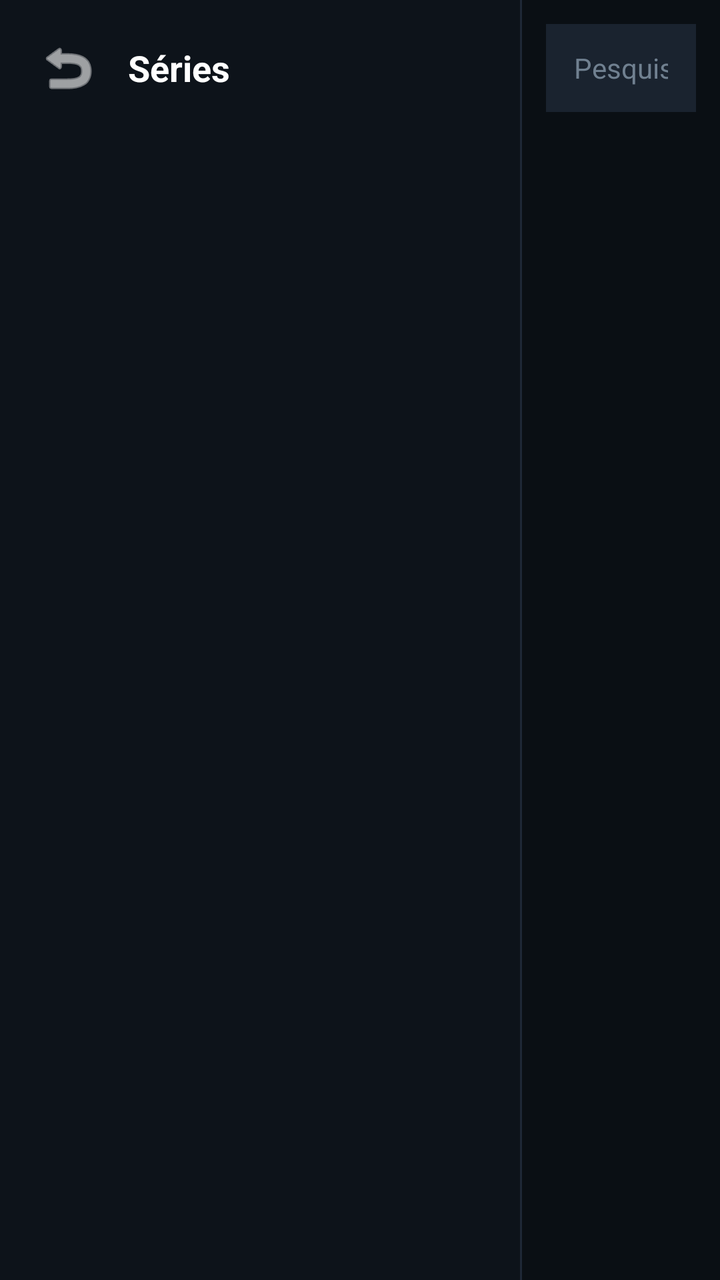
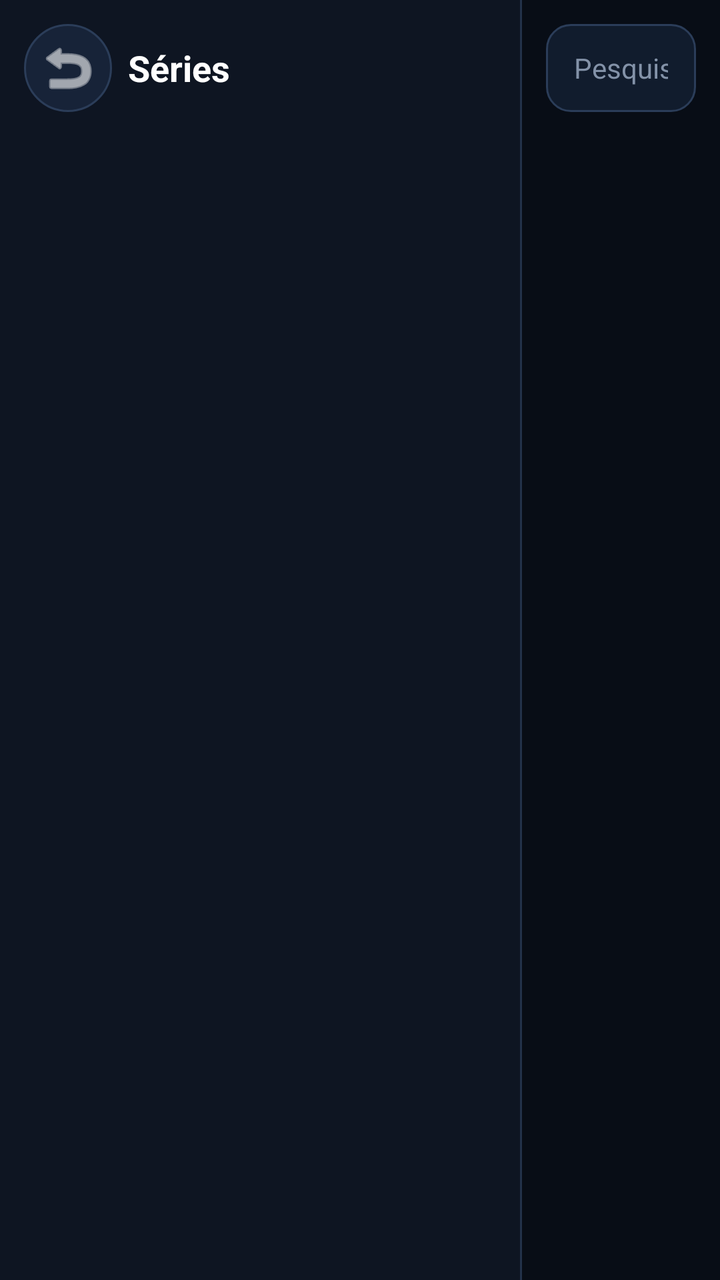

An Android layout rendered at two revisions. The XML below is the earlier revision; the diff shows what the commit changed to produce the second picture.
<!-- AndroidManifest.xml: application theme Theme.MyApplication -->
<!-- res/layout/activity_series.xml -->
<?xml version="1.0" encoding="utf-8"?>
<LinearLayout xmlns:android="http://schemas.android.com/apk/res/android"
    xmlns:app="http://schemas.android.com/apk/res-auto"
    android:layout_width="match_parent"
    android:layout_height="match_parent"
    android:orientation="horizontal"
    android:background="#0A0F14">

    
    <LinearLayout
        android:layout_width="260dp"
        android:layout_height="match_parent"
        android:orientation="vertical"
        android:background="#0D131A">

        
        <LinearLayout
            android:layout_width="match_parent"
            android:layout_height="wrap_content"
            android:orientation="horizontal"
            android:gravity="center_vertical"
            android:padding="12dp">

            <ImageButton
                android:id="@+id/btnBackSeries"
                android:layout_width="44dp"
                android:layout_height="44dp"
                android:background="?android:attr/selectableItemBackgroundBorderless"
                android:contentDescription="Voltar"
                android:src="@android:drawable/ic_menu_revert"
                app:tint="#FFFFFF" />

            <TextView
                android:layout_width="wrap_content"
                android:layout_height="wrap_content"
                android:layout_marginStart="8dp"
                android:text="Séries"
                android:textColor="#FFFFFF"
                android:textSize="18sp"
                android:textStyle="bold" />
        </LinearLayout>

        <androidx.recyclerview.widget.RecyclerView
            android:id="@+id/rvSeriesCategories"
            android:layout_width="match_parent"
            android:layout_height="match_parent"
            android:padding="6dp" />
    </LinearLayout>

    
    <View
        android:layout_width="1dp"
        android:layout_height="match_parent"
        android:background="#1E2836" />

    
    <LinearLayout
        android:layout_width="0dp"
        android:layout_height="match_parent"
        android:layout_weight="1"
        android:orientation="vertical"
        android:background="#0A0F14"
        android:padding="12dp">

        <EditText
            android:id="@+id/etSearchSeries"
            android:layout_width="match_parent"
            android:layout_height="44dp"
            android:layout_marginBottom="12dp"
            android:background="#1A232F"
            android:hint="Pesquisar série..."
            android:inputType="text"
            android:importantForAutofill="no"
            android:textColorHint="#708090"
            android:textColor="#FFFFFF"
            android:paddingStart="14dp"
            android:paddingEnd="14dp"
            android:textSize="14sp" />

        <androidx.recyclerview.widget.RecyclerView
            android:id="@+id/rvSeriesGrid"
            android:layout_width="match_parent"
            android:layout_height="match_parent" />
    </LinearLayout>

</LinearLayout>
<!-- resources referenced by this layout -->
<resources>
  <style name="Theme.MyApplication" parent="Base.Theme.MyApplication" />
  <style name="Base.Theme.MyApplication" parent="Theme.Material3.DayNight.NoActionBar">
          
          
      </style>
</resources>

<!-- the commit's change to res/layout/activity_series.xml (unified diff, before → after) -->
@@ -4,14 +4,14 @@
     android:layout_width="match_parent"
     android:layout_height="match_parent"
     android:orientation="horizontal"
-    android:background="#0A0F14">
+    android:background="@drawable/bg_app_surface">
 
     
     <LinearLayout
         android:layout_width="260dp"
         android:layout_height="match_parent"
         android:orientation="vertical"
-        android:background="#0D131A">
+        android:background="#0E1522">
 
         
         <LinearLayout
@@ -25,7 +25,8 @@
                 android:id="@+id/btnBackSeries"
                 android:layout_width="44dp"
                 android:layout_height="44dp"
-                android:background="?android:attr/selectableItemBackgroundBorderless"
+                android:background="@drawable/bg_icon_button"
+                android:foreground="?android:attr/selectableItemBackgroundBorderless"
                 android:contentDescription="Voltar"
                 android:src="@android:drawable/ic_menu_revert"
                 app:tint="#FFFFFF" />
@@ -51,7 +52,7 @@
     <View
         android:layout_width="1dp"
         android:layout_height="match_parent"
-        android:background="#1E2836" />
+        android:background="#23324A" />
 
     
     <LinearLayout
@@ -59,7 +60,7 @@
         android:layout_height="match_parent"
         android:layout_weight="1"
         android:orientation="vertical"
-        android:background="#0A0F14"
+        android:background="#080D16"
         android:padding="12dp">
 
         <EditText
@@ -67,11 +68,11 @@
             android:layout_width="match_parent"
             android:layout_height="44dp"
             android:layout_marginBottom="12dp"
-            android:background="#1A232F"
+            android:background="@drawable/bg_input_field"
             android:hint="Pesquisar série..."
             android:inputType="text"
             android:importantForAutofill="no"
-            android:textColorHint="#708090"
+            android:textColorHint="#8392A8"
             android:textColor="#FFFFFF"
             android:paddingStart="14dp"
             android:paddingEnd="14dp"
<!-- resource entries referenced after the edit -->
@@ -1,9 +1,36 @@
 <!-- resources referenced by this layout -->
 <resources>
+  <!-- drawable bg_app_surface (drawable) -->
+  <shape xmlns:android="http://schemas.android.com/apk/res/android">
+      <gradient
+          android:angle="45"
+          android:startColor="#0C1628"
+          android:centerColor="#080D16"
+          android:endColor="#070B12"
+          android:type="linear" />
+  </shape>
+  <!-- drawable bg_icon_button (drawable) -->
+  <shape xmlns:android="http://schemas.android.com/apk/res/android"
+      android:shape="oval">
+      <solid android:color="#172338" />
+      <stroke android:width="1dp" android:color="#2B3D59" />
+  </shape>
+  <!-- drawable bg_input_field (drawable) -->
+  <shape xmlns:android="http://schemas.android.com/apk/res/android"
+      android:shape="rectangle">
+      <solid android:color="#111C2D" />
+      <corners android:radius="12dp" />
+      <stroke android:width="1dp" android:color="#2B3D59" />
+  </shape>
   <style name="Theme.MyApplication" parent="Base.Theme.MyApplication" />
-  <style name="Base.Theme.MyApplication" parent="Theme.Material3.DayNight.NoActionBar">
-          
-          
+  <style name="Base.Theme.MyApplication" parent="Theme.Material3.Dark.NoActionBar">
+          <item name="colorPrimary">#397DFF</item>
+          <item name="colorSecondary">#42D6E8</item>
+          <item name="colorTertiary">#F5C56B</item>
+          <item name="android:statusBarColor">#080D16</item>
+          <item name="android:navigationBarColor">#080D16</item>
+          <item name="android:windowLightStatusBar">false</item>
+          <item name="android:colorAccent">#42D6E8</item>
       </style>
 </resources>
 
